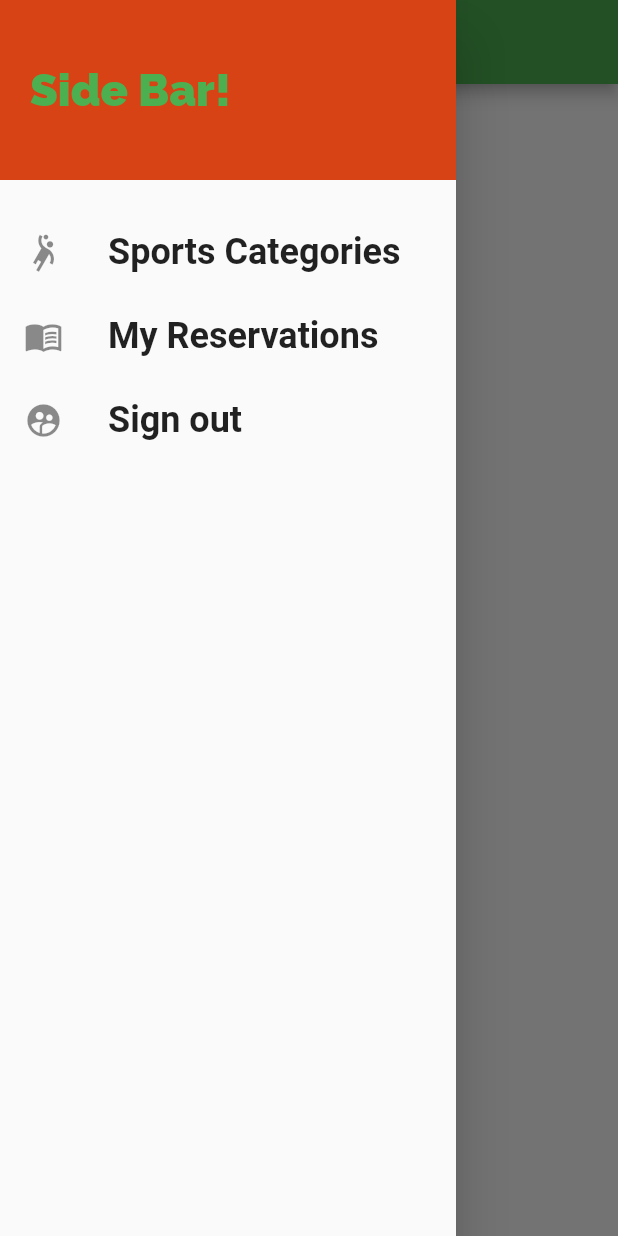
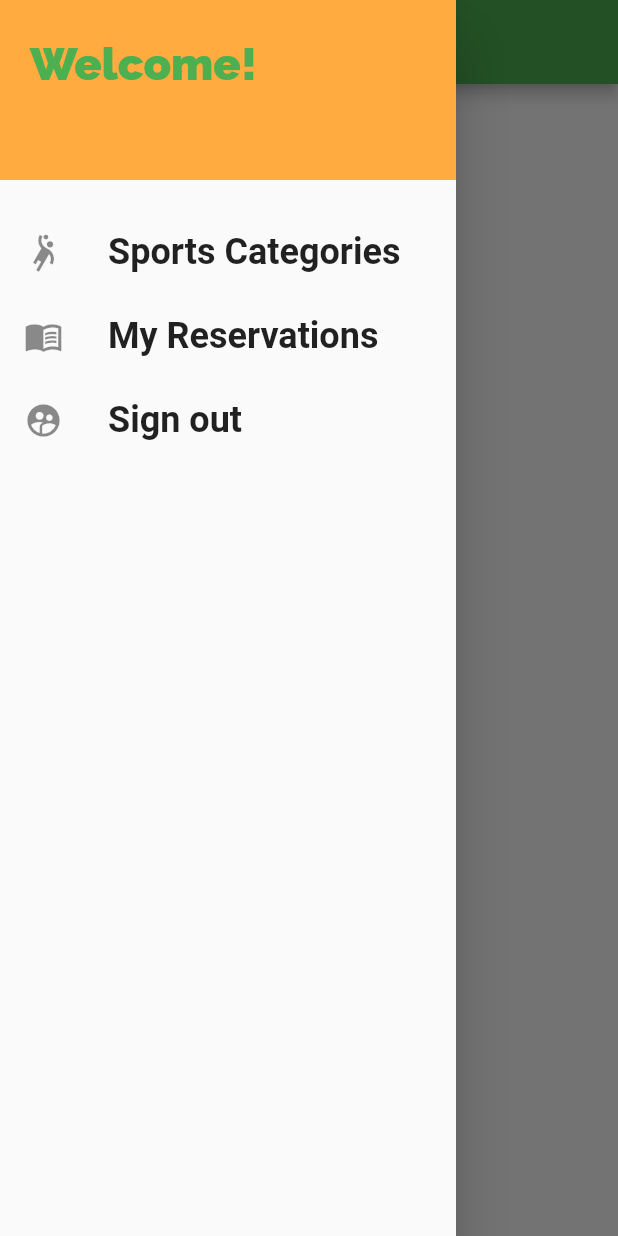
Before and after one commit to Loody170/kau_sports_village_project, a Flutter app: the UserReservationsScreen screen opened by its route, with the side drawer open, on a phone screen of 412 x 824 dp. Run offline on Flutter 3.47's test engine with Material 2 defaults, Android fonts, the phone set to English and light mode, and no system bars; our stand-ins replace cloud_firestore, firebase_auth, firebase_core, google_fonts; accounts and stored records are empty; network calls fail; Roboto replaces fonts that are missing (RobotoCondensed).

Commit message:
- Add more functionality to period_buttons.dart, the buttons now display correctly and the confirm button is correctly greyed out until any period button is pressed, which gives better feedback for the user.
- added more styling to and made the venue_booking_screen.dart and reservation_form.dart prettier.

-the main drawer now displays the user name at the top
- added class user.dart to retrieve and save the user info that is coming from firebase, and use the user data in the app such as in the main drawer.

-changed the accentcolor of the main theme a little.

```diff
--- a/lib/main.dart
+++ b/lib/main.dart
@@ -26,7 +26,7 @@ class MyApp extends StatelessWidget {
       title: 'KAU Sports Village',
       theme: ThemeData(
         primarySwatch: Colors.green,
-        accentColor: Colors.deepOrange[800],
+        accentColor: Colors.orangeAccent,
         fontFamily: 'Raleway'
       ),
       //home: TabsScreen(),
--- /dev/null
+++ b/lib/models/user.dart
@@ -0,0 +1,29 @@
+class AppUser {
+
+  late String email;
+  late String fName;
+  late String lName;
+  late String department;
+  late String kauID;
+  late String phoneNum;
+  late String role;
+
+  AppUser({
+    required this.email, required this.fName,
+    required this.lName, required this.department,
+    required this.kauID, required this.phoneNum,
+    required this.role
+});
+
+  static AppUser fromJson(Map<String, dynamic> map){
+    return AppUser(
+        email: map['Email'],
+        fName: map['First Name'],
+        lName: map['Last Name'],
+        phoneNum: map['Phone Number'],
+        role: map['Role'],
+        kauID: map['KAU ID'],
+        department: map['Department']
+    );
+  }
+}
--- a/lib/screens/reservation_confirmation_screen.dart
+++ b/lib/screens/reservation_confirmation_screen.dart
@@ -170,7 +170,7 @@ class ReservationConfirmationScreen extends StatelessWidget {
                         ),
                         SizedBox(height: 8.0),
                         Container(
-                          height: 300,
+                          height: 200,
                           width: double.infinity,
                           child: ListView.builder(
                             shrinkWrap: true,
--- a/lib/widgets/main_drawer.dart
+++ b/lib/widgets/main_drawer.dart
@@ -1,5 +1,7 @@
+import 'package:cloud_firestore/cloud_firestore.dart';
 import 'package:firebase_auth/firebase_auth.dart';
 import 'package:flutter/material.dart';
+import 'package:kau_sports_village_project/models/user.dart';
 import 'package:kau_sports_village_project/screens/sign_in_screen.dart';
 import 'package:kau_sports_village_project/screens/user_reservations_screen.dart';
 
@@ -8,11 +10,34 @@ class MainDrawer extends StatelessWidget {
     return ListTile(leading: Icon(icon, size: 26,), title: Text(title, style: TextStyle(fontFamily: 'RobotoCondensed', fontSize: 24, fontWeight: FontWeight.bold),),
       onTap: tapHandler ,);
   }
+
+  Stream<AppUser>
+  getUser() {
+    return
+      FirebaseFirestore.instance
+          .collection('users').doc(FirebaseAuth.instance.currentUser?.uid).snapshots().map((event) {
+            return
+            AppUser.fromJson(event.data()!);
+      });
+  }
+
   @override
   Widget build(BuildContext context) {
     return Drawer(child: Column(children: [
       Container(color: Theme.of(context).accentColor, height: 120, width: double.infinity, padding: EdgeInsets.all(20), alignment: Alignment.centerLeft,
-        child: Text('Side Bar!' , style: TextStyle(fontWeight: FontWeight.w900, fontSize: 30, color: Theme.of(context).primaryColor),)
+        child:StreamBuilder(
+          stream: getUser(),
+          builder: (context, snapshot){
+            if(snapshot.hasData){
+              AppUser user =snapshot.data!;
+              return
+              Text('Welcome! \n ${user.fName} ${user.lName}', style: TextStyle(fontWeight: FontWeight.w900, fontSize: 30, color: Theme.of(context).primaryColor),);
+            }
+            return Text('Loading...');
+
+          },
+        )
+
         ,),
       SizedBox(height: 20,),
       buildListTiles('Sports Categories', Icons.sports_handball, (){Navigator.of(context).pushReplacementNamed('/');}),
```
Also changed, not shown: lib/screens/venue_booking_screen.dart (+78 -14 lines), lib/widgets/period_buttons.dart (+53 -25 lines), lib/widgets/reservation_form.dart (+15 -9 lines).
